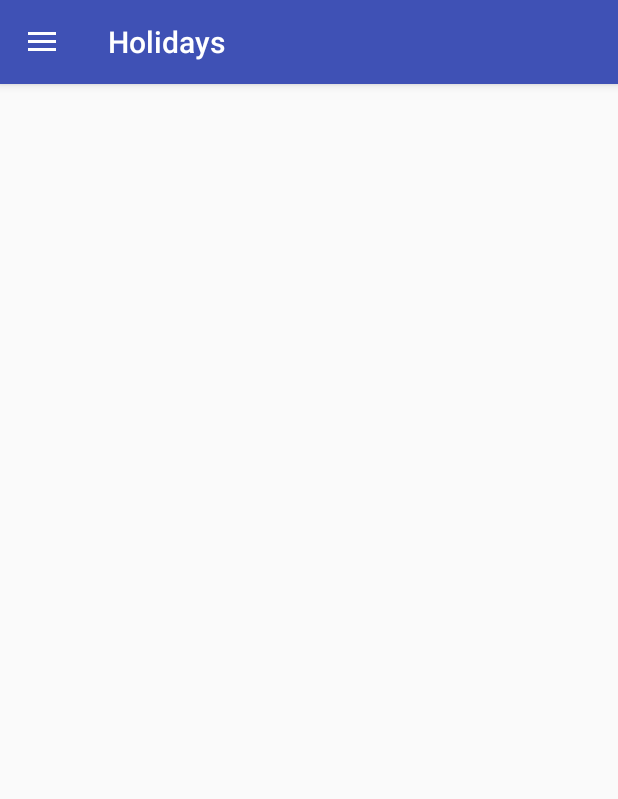
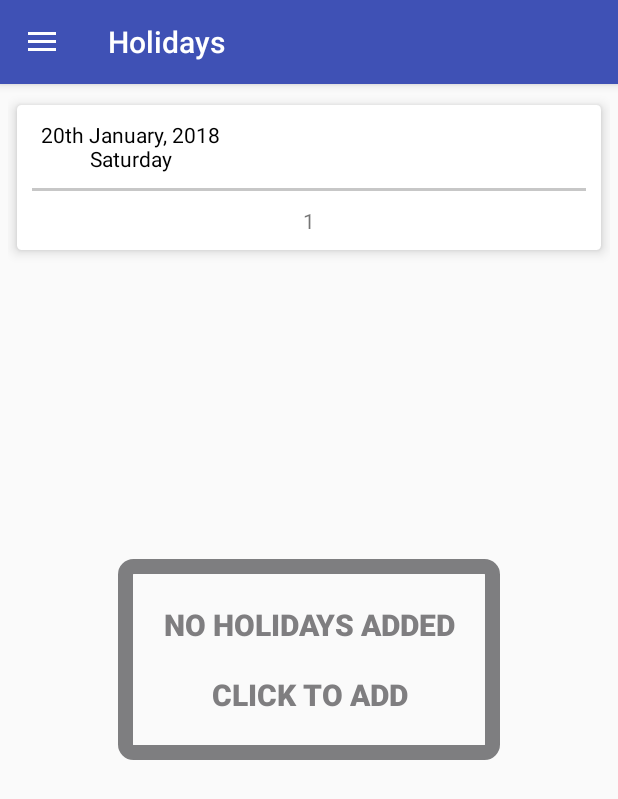
Before and after one commit to prash1410/PUPlanner, an Android app: the fragment HolidaysFragment placed in its activity, on a phone screen of 412 x 824 dp. Shown: the top 799 px of the screen. Run offline under Robolectric (Android 15) with nearby library versions, the phone set to English and light mode, and no system bars; libraries missing offline, so code that uses them is left out: com.github.clans.fab, com.nbsp.materialfilepicker; pictures from the network do not load; 10 statements that could not run were skipped.

Commit message:
Another commit

```diff
--- a/app/src/main/java/com/puchd/puplanner/HolidaysDatabase.java
+++ b/app/src/main/java/com/puchd/puplanner/HolidaysDatabase.java
@@ -1,6 +1,7 @@
 package com.puchd.puplanner;
 
 
+import android.annotation.SuppressLint;
 import android.content.ContentValues;
 import android.content.Context;
 import android.database.Cursor;
@@ -11,17 +12,18 @@
 
 public class HolidaysDatabase extends SQLiteOpenHelper
 {
+    @SuppressLint("WrongConstant")
     public HolidaysDatabase(Context context)
     {
         super(context,"HolidaysBase",null,1);
         SQLiteDatabase database;
         database = context.openOrCreateDatabase("HolidaysBase",SQLiteDatabase.CREATE_IF_NECESSARY,null);
-        String query = "CREATE TABLE IF NOT EXISTS Holidays(Day INTEGER, Month INTEGER, Year INTEGER, Title VARCHAR, Description VARCHAR, PRIMARY KEY (Day,Month,Year))";
+        String query = "CREATE TABLE IF NOT EXISTS Holidays(Day INTEGER, Month INTEGER, Year INTEGER, Title VARCHAR, Description VARCHAR, Days INTEGER, PRIMARY KEY (Day,Month,Year))";
         database.execSQL(query);
         database.close();
     }
 
-    public boolean InsertHoliday(Integer Day, Integer Month, Integer Year, String Title, String Description)
+    public boolean InsertHoliday(Integer Day, Integer Month, Integer Year, String Title, String Description, Integer Days)
     {
         SQLiteDatabase sqLiteDatabase = this.getWritableDatabase();
         ContentValues contentValues = new ContentValues();
@@ -30,6 +32,7 @@
         contentValues.put("Year",Year);
         contentValues.put("Title",Title);
         contentValues.put("Description",Description);
+        contentValues.put("Days",Days);
         long result = sqLiteDatabase.insert("Holidays",null,contentValues);
         sqLiteDatabase.close();
         return result != -1;
@@ -42,7 +45,7 @@
         Cursor cursor = sqLiteDatabase.rawQuery("SELECT * FROM Holidays",null);
         while (cursor.moveToNext())
         {
-            Data.add(""+cursor.getInt(cursor.getColumnIndex("Day"))+"_"+cursor.getInt(cursor.getColumnIndex("Month"))+"_"+cursor.getInt(cursor.getColumnIndex("Year"))+"_"+cursor.getString(cursor.getColumnIndex("Title"))+"_"+cursor.getString(cursor.getColumnIndex("Description")));
+            Data.add(""+cursor.getInt(cursor.getColumnIndex("Day"))+"_"+cursor.getInt(cursor.getColumnIndex("Month"))+"_"+cursor.getInt(cursor.getColumnIndex("Year"))+"_"+cursor.getString(cursor.getColumnIndex("Title"))+"_"+cursor.getInt(cursor.getColumnIndex("Days"))+"_"+cursor.getString(cursor.getColumnIndex("Description")));
         }
         cursor.close();
         sqLiteDatabase.close();
--- a/app/src/main/java/com/puchd/puplanner/HolidaysFragment.java
+++ b/app/src/main/java/com/puchd/puplanner/HolidaysFragment.java
@@ -6,33 +6,28 @@
 import android.view.LayoutInflater;
 import android.view.View;
 import android.view.ViewGroup;
+import android.widget.Button;
 import android.widget.ListView;
-import android.widget.TextView;
 import android.widget.Toast;
 
 import java.util.ArrayList;
 
-public class HolidaysFragment extends android.support.v4.app.Fragment
+public class HolidaysFragment extends android.support.v4.app.Fragment implements View.OnClickListener
 {
     HolidaysDatabase holidaysDatabase;
+    Button NoHolidaysButton;
     @Override
     public View onCreateView(LayoutInflater inflater, @Nullable ViewGroup container, @Nullable Bundle savedInstanceState)
     {
         holidaysDatabase = new HolidaysDatabase(getActivity());
         View view = inflater.inflate(R.layout.fragment_holidays, container, false);
 
+        NoHolidaysButton = (Button) view.findViewById(R.id.NoHolidaysButton);
+        NoHolidaysButton.setOnClickListener(this);
+
         if(holidaysDatabase.NoHolidaysAdded())
         {
-            TextView NoHolidaysTextView = (TextView)view.findViewById(R.id.NoHolidaysTextView);
-            NoHolidaysTextView.setVisibility(View.VISIBLE);
-            NoHolidaysTextView.setOnClickListener(new View.OnClickListener()
-            {
-                @Override
-                public void onClick(View v)
-                {
-                    startActivity(new Intent(getActivity(),CreateEditHoliday.class));
-                }
-            });
+
         }
         else
         {
@@ -43,7 +38,10 @@
                 String Description = "";
                 try {
                     Description = TempHolidayData[4];
-                }catch(ArrayIndexOutOfBoundsException exception){}
+                }catch(ArrayIndexOutOfBoundsException exception)
+                {
+                    System.out.print("");
+                }
                 Holidays.add(new Holidays(Integer.valueOf(TempHolidayData[0]),Integer.valueOf(TempHolidayData[1]),Integer.valueOf(TempHolidayData[2]),TempHolidayData[3],Description));
             }
             ListView HolidaysList = (ListView)view.findViewById(R.id.HolidaysList);
@@ -59,4 +57,19 @@
         super.onViewCreated(view, savedInstanceState);
         getActivity().setTitle("Holidays");
     }
+
+    @Override
+    public void onClick(View v)
+    {
+        int ID = v.getId();
+        switch (ID)
+        {
+            case R.id.NoHolidaysButton:
+                startActivity(new Intent(getActivity(),CreateEditHoliday.class));
+                break;
+            default:
+                break;
+        }
+
+    }
 }
--- a/app/src/main/java/com/puchd/puplanner/HomeFragment.java
+++ b/app/src/main/java/com/puchd/puplanner/HomeFragment.java
@@ -132,6 +132,7 @@
         recyclerView.setHasFixedSize(true);
         recyclerView.setLayoutManager(new UnscrollableLayoutManager(getActivity()));
         recyclerView.setAdapter(new DataAdapter());
+
         recyclerView.setOnTouchListener(new SwipeDismissTouchListener(recyclerView, null, new SwipeDismissTouchListener.DismissCallbacks()
         {
             @Override
--- a/app/src/main/java/com/puchd/puplanner/LoginCheck.java
+++ b/app/src/main/java/com/puchd/puplanner/LoginCheck.java
@@ -54,7 +54,6 @@
     String personPhotoUrl;
     String personName;
     String email;
-    Bitmap bmp;
     RelativeLayout relativeLayout;
     final String[] InputData = {"","",""};
     final String[] Departments = new String[]{"Select your department", "UIET", "UICET"};
--- a/app/src/main/java/com/puchd/puplanner/NewSchedule.java
+++ b/app/src/main/java/com/puchd/puplanner/NewSchedule.java
@@ -1,5 +1,6 @@
 package com.puchd.puplanner;
 
+import android.annotation.SuppressLint;
 import android.app.NotificationManager;
 import android.appwidget.AppWidgetManager;
 import android.content.ComponentName;
@@ -332,6 +333,7 @@
         return super.onCreateOptionsMenu(menu);
     }
 
+    @SuppressLint("ResourceType")
     @Override
     public void onClick(View v)
     {
--- a/app/src/main/java/com/puchd/puplanner/splashscreen.java
+++ b/app/src/main/java/com/puchd/puplanner/splashscreen.java
@@ -1,8 +1,4 @@
 package com.puchd.puplanner;
-
-/**
- * Created by Prashant on 26-07-2017.
- */
 
 import android.app.Activity;
 import android.content.Context;
--- a/app/src/main/res/layout/fragment_holidays.xml
+++ b/app/src/main/res/layout/fragment_holidays.xml
@@ -1,17 +1,16 @@
 <?xml version="1.0" encoding="utf-8"?>
 <RelativeLayout xmlns:android="http://schemas.android.com/apk/res/android"
     android:layout_width="match_parent" android:layout_height="match_parent">
-    <TextView
-        android:clickable="true"
-        android:visibility="gone"
-        android:id="@+id/NoHolidaysTextView"
+    <Button
+        android:textStyle="bold"
+        android:textSize="20sp"
+        android:padding="30dp"
+        android:textColor="#7f7e80"
         android:background="@drawable/no_holidays"
-        android:padding="50dp"
-        android:gravity="center"
-        android:textSize="20sp"
         android:layout_width="wrap_content"
         android:layout_height="wrap_content"
-        android:text="No holidays added\n\nClick to add"
+        android:id="@+id/NoHolidaysButton"
+        android:text="@string/no_holidays"
         android:layout_centerInParent="true"/>
 
     <ListView
--- a/app/src/main/res/values/strings.xml
+++ b/app/src/main/res/values/strings.xml
@@ -19,5 +19,6 @@
         <item>UICET</item>
     </string-array>
 
+    <string name="no_holidays">No holidays added\n\nClick to add</string>
     <string name="service_description">This service notifies user of various scheduled events</string>
 </resources>
--- a/build.gradle
+++ b/build.gradle
@@ -3,9 +3,10 @@
 buildscript {
     repositories {
         jcenter()
+        google()
     }
     dependencies {
-        classpath 'com.android.tools.build:gradle:2.3.3'
+        classpath 'com.android.tools.build:gradle:3.0.1'
         classpath 'com.google.gms:google-services:3.0.0'
         // NOTE: Do not place your application dependencies here; they belong
         // in the individual module build.gradle files
@@ -19,6 +20,7 @@
         maven {
             url  "http://dl.bintray.com/lukaville/maven"
         }
+        google()
     }
 }
 
```
Also changed, not shown: app/build.gradle (+8 -7 lines), app/src/main/java/com/puchd/puplanner/CreateEditHoliday.java (+59 -4 lines), app/src/main/res/layout/create_edit_holiday.xml (+42 -2 lines), gradle/wrapper/gradle-wrapper.properties.
